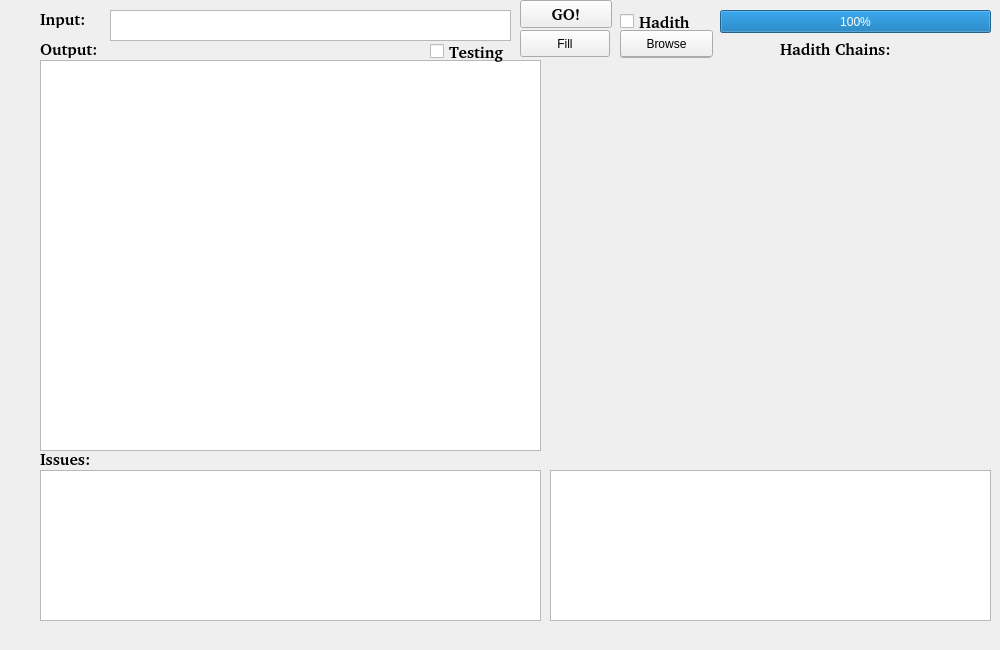
This is trunk/ATSarf/src/gui/mainwindow.ui in codelogicanalysis/atmine as Qt 5 draws it before an edit. The edited form follows.
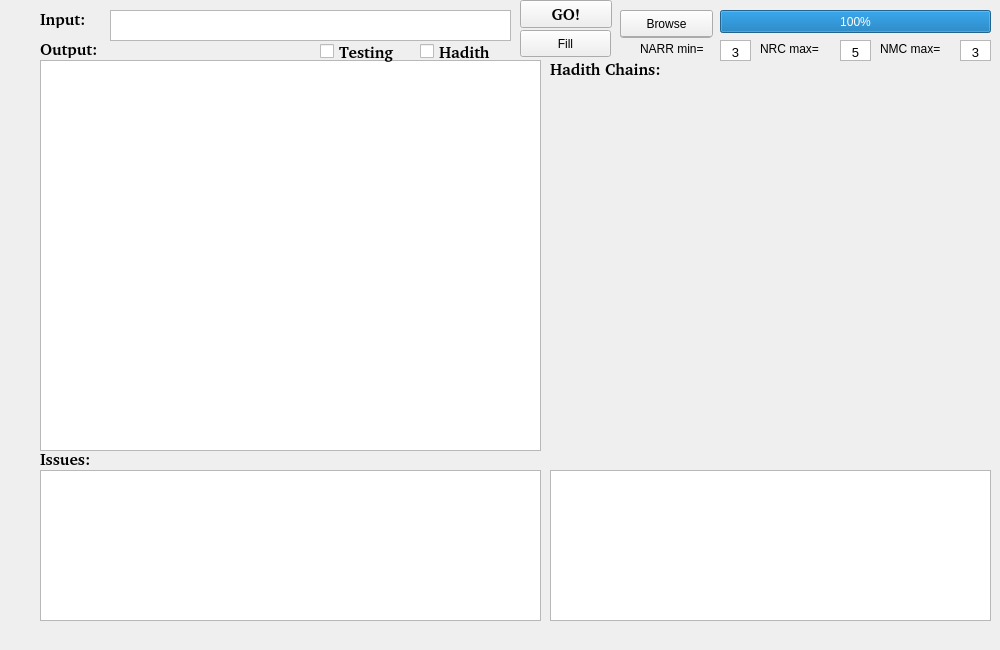
This is the edited form. Icons and pictures are not drawn.

Commit message: made access for hadith parameters from GUI

```diff
--- a/trunk/ATSarf/src/gui/mainwindow.ui
+++ b/trunk/ATSarf/src/gui/mainwindow.ui
@@ -202,8 +202,8 @@
    <widget class="QCheckBox" name="checkBox">
     <property name="geometry">
      <rect>
-      <x>620</x>
-      <y>10</y>
+      <x>420</x>
+      <y>40</y>
       <width>91</width>
       <height>23</height>
      </rect>
@@ -233,8 +233,8 @@
    <widget class="QLabel" name="label_6">
     <property name="geometry">
      <rect>
-      <x>780</x>
-      <y>40</y>
+      <x>550</x>
+      <y>60</y>
       <width>121</width>
       <height>18</height>
      </rect>
@@ -268,7 +268,7 @@
     <property name="geometry">
      <rect>
       <x>620</x>
-      <y>30</y>
+      <y>10</y>
       <width>92</width>
       <height>28</height>
      </rect>
@@ -282,7 +282,7 @@
      <rect>
       <x>520</x>
       <y>30</y>
-      <width>90</width>
+      <width>91</width>
       <height>27</height>
      </rect>
     </property>
@@ -293,7 +293,7 @@
    <widget class="QCheckBox" name="chk_testing">
     <property name="geometry">
      <rect>
-      <x>430</x>
+      <x>320</x>
       <y>40</y>
       <width>91</width>
       <height>23</height>
@@ -315,7 +315,7 @@
     <property name="geometry">
      <rect>
       <x>620</x>
-      <y>30</y>
+      <y>10</y>
       <width>93</width>
       <height>27</height>
      </rect>
@@ -324,6 +324,126 @@
      <string>Browse</string>
     </property>
    </widget>
+   <widget class="QTextEdit" name="NMC">
+    <property name="geometry">
+     <rect>
+      <x>960</x>
+      <y>40</y>
+      <width>31</width>
+      <height>21</height>
+     </rect>
+    </property>
+    <property name="inputMethodHints">
+     <set>Qt::ImhDigitsOnly</set>
+    </property>
+    <property name="verticalScrollBarPolicy">
+     <enum>Qt::ScrollBarAlwaysOff</enum>
+    </property>
+    <property name="horizontalScrollBarPolicy">
+     <enum>Qt::ScrollBarAlwaysOff</enum>
+    </property>
+    <property name="html">
+     <string>&lt;!DOCTYPE HTML PUBLIC &quot;-//W3C//DTD HTML 4.0//EN&quot; &quot;http://www.w3.org/TR/REC-html40/strict.dtd&quot;&gt;
+&lt;html&gt;&lt;head&gt;&lt;meta name=&quot;qrichtext&quot; content=&quot;1&quot; /&gt;&lt;style type=&quot;text/css&quot;&gt;
+p, li { white-space: pre-wrap; }
+&lt;/style&gt;&lt;/head&gt;&lt;body style=&quot; font-family:'Sans'; font-size:10pt; font-weight:400; font-style:normal;&quot;&gt;
+&lt;p align=&quot;center&quot; style=&quot; margin-top:0px; margin-bottom:0px; margin-left:0px; margin-right:0px; -qt-block-indent:0; text-indent:0px;&quot;&gt;3&lt;/p&gt;&lt;/body&gt;&lt;/html&gt;</string>
+    </property>
+   </widget>
+   <widget class="QTextEdit" name="NRC">
+    <property name="geometry">
+     <rect>
+      <x>840</x>
+      <y>40</y>
+      <width>31</width>
+      <height>21</height>
+     </rect>
+    </property>
+    <property name="inputMethodHints">
+     <set>Qt::ImhDigitsOnly</set>
+    </property>
+    <property name="verticalScrollBarPolicy">
+     <enum>Qt::ScrollBarAlwaysOff</enum>
+    </property>
+    <property name="horizontalScrollBarPolicy">
+     <enum>Qt::ScrollBarAlwaysOff</enum>
+    </property>
+    <property name="html">
+     <string>&lt;!DOCTYPE HTML PUBLIC &quot;-//W3C//DTD HTML 4.0//EN&quot; &quot;http://www.w3.org/TR/REC-html40/strict.dtd&quot;&gt;
+&lt;html&gt;&lt;head&gt;&lt;meta name=&quot;qrichtext&quot; content=&quot;1&quot; /&gt;&lt;style type=&quot;text/css&quot;&gt;
+p, li { white-space: pre-wrap; }
+&lt;/style&gt;&lt;/head&gt;&lt;body style=&quot; font-family:'Sans'; font-size:10pt; font-weight:400; font-style:normal;&quot;&gt;
+&lt;p align=&quot;center&quot; style=&quot; margin-top:0px; margin-bottom:0px; margin-left:0px; margin-right:0px; -qt-block-indent:0; text-indent:0px;&quot;&gt;5&lt;/p&gt;&lt;/body&gt;&lt;/html&gt;</string>
+    </property>
+   </widget>
+   <widget class="QTextEdit" name="NARRATOR">
+    <property name="geometry">
+     <rect>
+      <x>720</x>
+      <y>40</y>
+      <width>31</width>
+      <height>21</height>
+     </rect>
+    </property>
+    <property name="inputMethodHints">
+     <set>Qt::ImhDigitsOnly</set>
+    </property>
+    <property name="frameShape">
+     <enum>QFrame::StyledPanel</enum>
+    </property>
+    <property name="verticalScrollBarPolicy">
+     <enum>Qt::ScrollBarAlwaysOff</enum>
+    </property>
+    <property name="horizontalScrollBarPolicy">
+     <enum>Qt::ScrollBarAlwaysOff</enum>
+    </property>
+    <property name="html">
+     <string>&lt;!DOCTYPE HTML PUBLIC &quot;-//W3C//DTD HTML 4.0//EN&quot; &quot;http://www.w3.org/TR/REC-html40/strict.dtd&quot;&gt;
+&lt;html&gt;&lt;head&gt;&lt;meta name=&quot;qrichtext&quot; content=&quot;1&quot; /&gt;&lt;style type=&quot;text/css&quot;&gt;
+p, li { white-space: pre-wrap; }
+&lt;/style&gt;&lt;/head&gt;&lt;body style=&quot; font-family:'Sans'; font-size:10pt; font-weight:400; font-style:normal;&quot;&gt;
+&lt;p align=&quot;center&quot; style=&quot; margin-top:0px; margin-bottom:0px; margin-left:0px; margin-right:0px; -qt-block-indent:0; text-indent:0px;&quot;&gt;3&lt;/p&gt;&lt;/body&gt;&lt;/html&gt;</string>
+    </property>
+   </widget>
+   <widget class="QLabel" name="label_4">
+    <property name="geometry">
+     <rect>
+      <x>640</x>
+      <y>40</y>
+      <width>81</width>
+      <height>17</height>
+     </rect>
+    </property>
+    <property name="text">
+     <string>NARR min=</string>
+    </property>
+   </widget>
+   <widget class="QLabel" name="label_5">
+    <property name="geometry">
+     <rect>
+      <x>760</x>
+      <y>40</y>
+      <width>81</width>
+      <height>17</height>
+     </rect>
+    </property>
+    <property name="text">
+     <string>NRC max=</string>
+    </property>
+   </widget>
+   <widget class="QLabel" name="label_7">
+    <property name="geometry">
+     <rect>
+      <x>880</x>
+      <y>40</y>
+      <width>81</width>
+      <height>17</height>
+     </rect>
+    </property>
+    <property name="text">
+     <string>NMC max=</string>
+    </property>
+   </widget>
   </widget>
  </widget>
  <resources/>
```
The commit also changes 6 other files.
